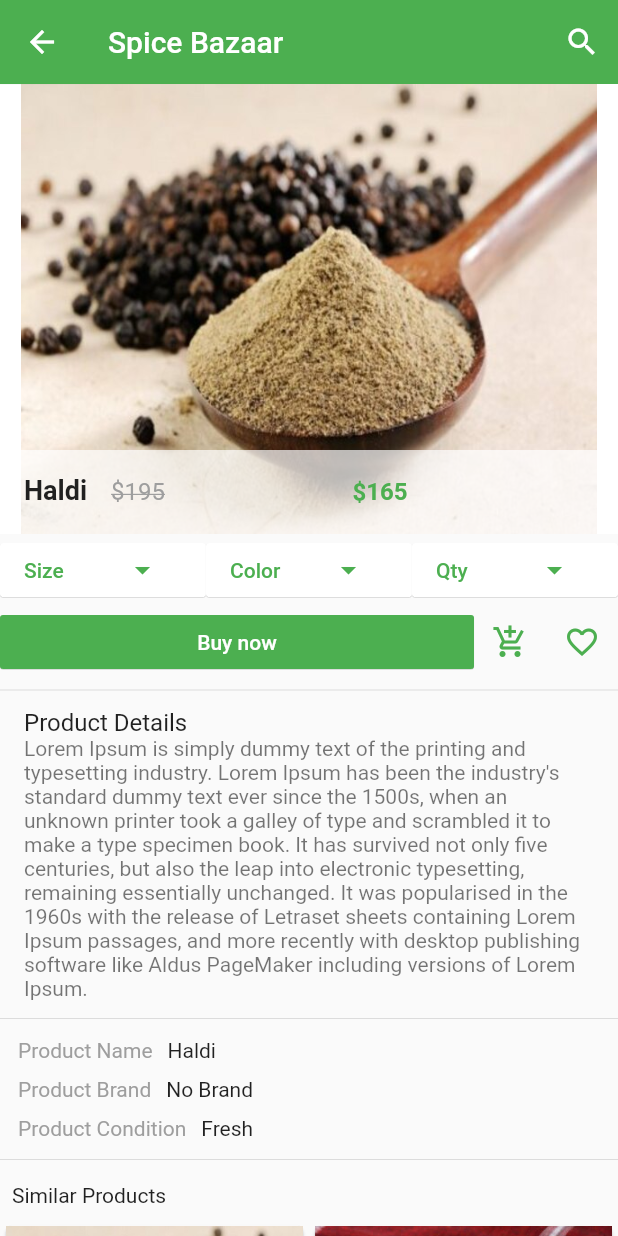
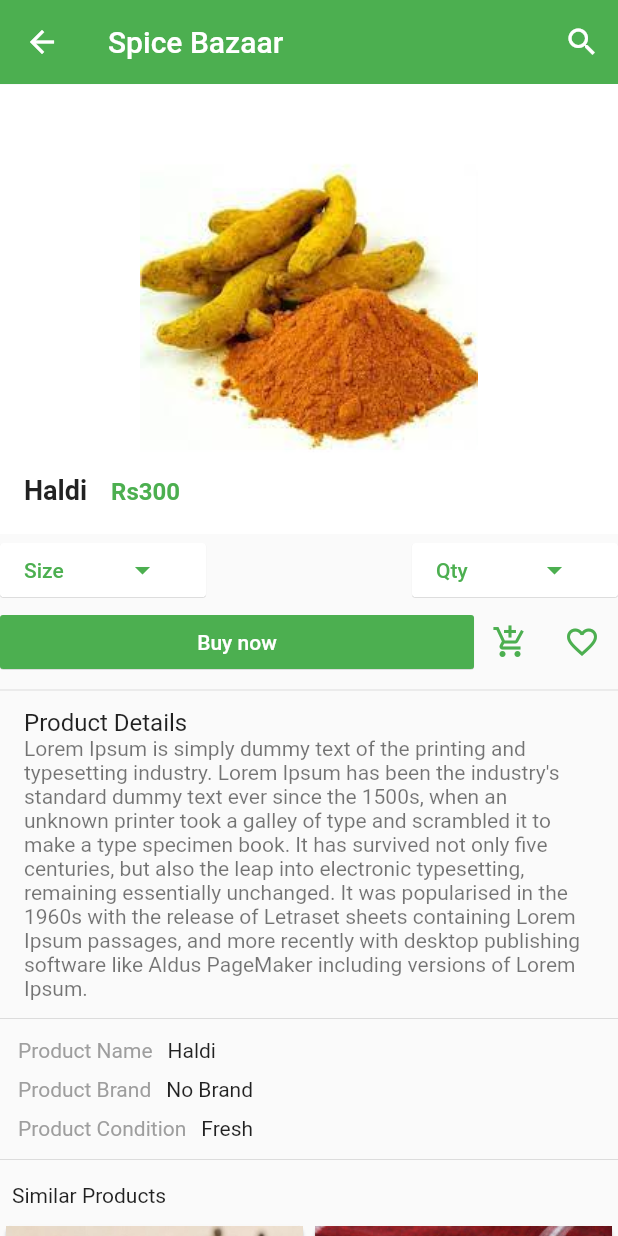
Before and after one commit to AwaisSafdar9111/Masala_Mandi, a Flutter app: the Products widget shown alone on an empty page, opened directly, after a tap on "Haldi", on a phone screen of 412 x 824 dp. Run offline on Flutter 3.47's test engine with Material 2 defaults, Android fonts, the light colour scheme and no system bars; our stand-ins replace carousel_pro, flutter_svg.

Commit message:
ui updatation

```diff
--- a/lib/categories/cart_products.dart
+++ b/lib/categories/cart_products.dart
@@ -113,7 +113,7 @@ class Single_cart_product extends StatelessWidget {
               alignment: Alignment.topLeft,
               padding: const EdgeInsets.all(8.0),
               child: new Text(
-                "\$${cart_prod_price}",
+                "\Rs${cart_prod_price}",
                 style: TextStyle(
                     fontSize: 17.0,
                     fontWeight: FontWeight.bold,
@@ -125,7 +125,7 @@ class Single_cart_product extends StatelessWidget {
         trailing: new Column(
           children: <Widget>[
             Expanded(child: new IconButton(onPressed: (){}, icon: Icon(Icons.arrow_drop_up),padding: const EdgeInsets.all(0.0),alignment: Alignment.topCenter,),),
-            new Text("$cart_prod_qty"),
+            new Text(" $cart_prod_qty"),
             Expanded(child: new IconButton(onPressed: (){}, icon: Icon(Icons.arrow_drop_down),padding:const EdgeInsets.all(0.0),alignment: Alignment.bottomCenter,)),
           ],
         ),
--- a/lib/categories/products.dart
+++ b/lib/categories/products.dart
@@ -13,9 +13,9 @@ class _ProductsState extends State<Products> {
   var product_list = [
     {
       "name": 'Haldi',
-      "picture": 'images/black pepper.jpg',
+      "picture": 'images/haldi1.jpg',
       "old price": 195,
-      "price": 165,
+      "price": 300,
     },{
       "name": 'Haldi',
       "picture": 'images/Desi Ghee.jpg',
@@ -193,7 +193,7 @@ class Single_pro extends StatelessWidget {
                     Expanded(child: Text(prod_name, style: TextStyle(fontWeight: FontWeight.bold,fontSize: 16.0),),
 
                     ),
-                    new Text("\$${prod_price}",style: TextStyle (color: Colors.purple,fontWeight: FontWeight.bold),)
+                    new Text("\Rs${prod_price}",style: TextStyle (color: Colors.purple,fontWeight: FontWeight.bold),)
                   ],
                 ),
               ),
--- a/lib/pages/cart.dart
+++ b/lib/pages/cart.dart
@@ -15,7 +15,7 @@ class _CartState extends State<Cart> {
       appBar: AppBar(
         elevation: 0.1,
         backgroundColor: Colors.green,
-        title: const Text('Spice Bazaar'),
+        title: const Text('Masala Mandi',style:TextStyle(fontWeight:FontWeight.bold, fontSize: 22.0) ),
         actions: <Widget>[
           IconButton(
               icon: const Icon(
@@ -38,7 +38,7 @@ class _CartState extends State<Cart> {
           children: <Widget>[
             Expanded(child: ListTile(
               title: new Text("Total:"),
-              subtitle: new Text("\$230"),
+              subtitle: new Text("Rs 230"),
             )),
             Expanded(child: new MaterialButton(onPressed: (){},
             child: new Text("Check out",style: TextStyle(color: Colors.white),),
--- a/lib/pages/product_details.dart
+++ b/lib/pages/product_details.dart
@@ -59,16 +59,10 @@ class _ProductDetailsState extends State<ProductDetails> {
                   ),
                   title: new Row(
                     children: <Widget>[
+
                       Expanded(
                           child: new Text(
-                        "\$${widget.product_details_old_price}",
-                        style: TextStyle(
-                            color: Colors.grey,
-                            decoration: TextDecoration.lineThrough),
-                      )),
-                      Expanded(
-                          child: new Text(
-                        "\$${widget.product_details_new_price}",
+                        "Rs${widget.product_details_new_price}",
                         style: TextStyle(
                             fontWeight: FontWeight.bold, color: Colors.green),
                       )),
@@ -137,15 +131,7 @@ class _ProductDetailsState extends State<ProductDetails> {
                           );
                         });
                   },
-                  color: Colors.white,
-                  textColor: Colors.green,
-                  elevation: 0.2,
-                  child: Row(
-                    children: <Widget>[
-                      Expanded(child: new Text("Color")),
-                      Expanded(child: new Icon(Icons.arrow_drop_down)),
-                    ],
-                  ),
+
                 ),
               ),
               // ====== The Size Button =======
@@ -290,52 +276,42 @@ class _Similar_productsState extends State<Similar_products> {
     {
       "name": 'Haldi',
       "picture": 'images/black pepper.jpg',
-      "old price": 195,
      "price": 165,
     },{
       "name": 'Haldi',
       "picture": 'images/Desi Ghee.jpg',
-      "old price": 195,
        "price": 165,
     },{
       "name": 'Haldi',
       "picture": 'images/black pepper.jpg',
-      "old price": 195,
      "price": 165,
     },{
       "name": 'Haldi',
       "picture": 'images/black pepper.jpg',
-      "old price": 195,
       "price": 165,
     },{
       "name": 'Haldi',
       "picture": 'images/Desi Ghee.jpg',
-      "old price": 195,
       "price": 165,
     },{
       "name": 'Haldi',
       "picture": 'images/black pepper.jpg',
-      "old price": 195,
       "price": 165,
     },{
       "name": 'Haldi',
       "picture": 'images/black pepper.jpg',
-      "old price": 195,
      "price": 165,
     },{
       "name": 'Haldi',
       "picture": 'images/Desi Ghee.jpg',
-      "old price": 195,
      "price": 165,
     },{
       "name": 'Haldi',
       "picture": 'images/Desi Ghee.jpg',
-      "old price": 195,
       "price": 165,
     },{
       "name": 'Haldi',
       "picture": 'images/black pepper.jpg',
-      "old price": 195,
      "price": 165,
     },
   ];
@@ -350,7 +326,6 @@ class _Similar_productsState extends State<Similar_products> {
           return Similar_single_pro(
             prod_name: product_list[index]['name'],
             prod_picture: product_list[index]['picture'],
-            prod_old_price: product_list[index]['old price'],
             prod_price: product_list[index]['price'],
           );
         });
@@ -362,12 +337,10 @@ class Similar_single_pro extends StatelessWidget {
       {Key key,
       this.prod_name,
       this.prod_picture,
-      this.prod_old_price,
       this.prod_price})
       : super(key: key);
   final prod_name;
   final prod_picture;
-  final prod_old_price;
   final prod_price;
 
   @override
@@ -383,7 +356,6 @@ class Similar_single_pro extends StatelessWidget {
                     builder: (context) => new ProductDetails(
                           product_details_name: prod_name,
                           product_details_new_price: prod_price,
-                          product_details_old_price: prod_old_price,
                           product_detail_picture: prod_picture,
                         ))),
             child: GridTile(
@@ -399,7 +371,7 @@ class Similar_single_pro extends StatelessWidget {
                       ),
                     ),
                     new Text(
-                      "\$${prod_price}",
+                      "\Rs${prod_price}",
                       style: TextStyle(
                           color: Colors.purple, fontWeight: FontWeight.bold),
                     )
--- a/lib/screens/index.dart
+++ b/lib/screens/index.dart
@@ -1,8 +1,6 @@
 import 'package:carousel_pro/carousel_pro.dart';
 import 'package:flutter/material.dart';
 import 'package:spice_bazaar/categories/products.dart';
-
-import '../categories/cart_products.dart';
 import '../pages/cart.dart';
 import 'home.dart';
 
@@ -50,7 +48,8 @@ class _HomePageState extends State<HomePage> {
       appBar: AppBar(
         elevation: 5,
         backgroundColor: Colors.green,
-        title: const Text('Spice Bazaar'),
+        title: const Text('Masala Mandi',style:TextStyle(fontWeight:FontWeight.bold, fontSize: 22.0) ),
+
         actions: <Widget>[
           IconButton(
               icon: const Icon(
@@ -151,7 +150,7 @@ class _HomePageState extends State<HomePage> {
           new Padding(padding: const EdgeInsets.only(left: 17.0),
             child: Container(
                 alignment: Alignment.centerLeft,
-                child: new Text ('Recent Products ',style: TextStyle(fontSize: 17.0,
+                child: new Text ('Products ',style: TextStyle(fontSize: 17.0,
                   fontWeight: FontWeight.bold),)
 
 
```
Lines whose indentation alone changed are shown as unchanged.
